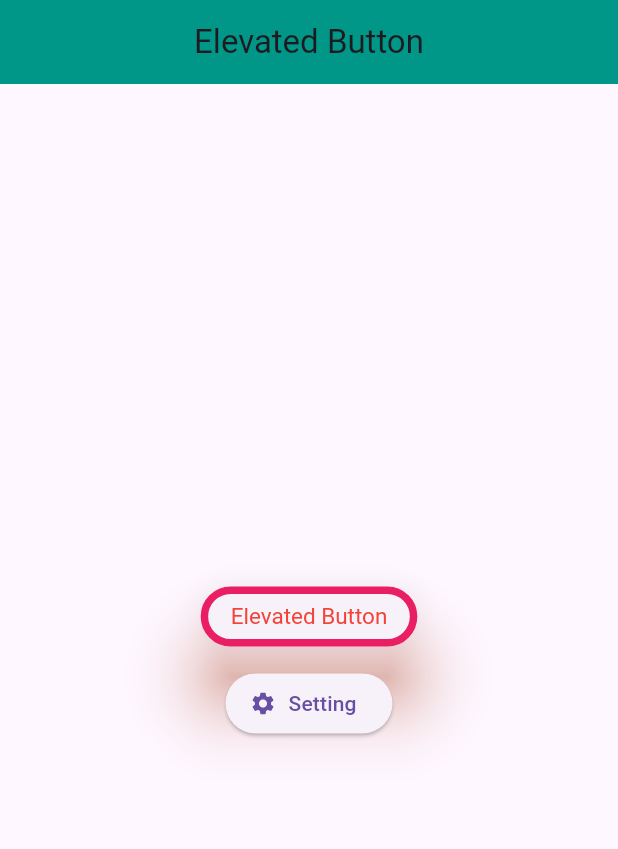
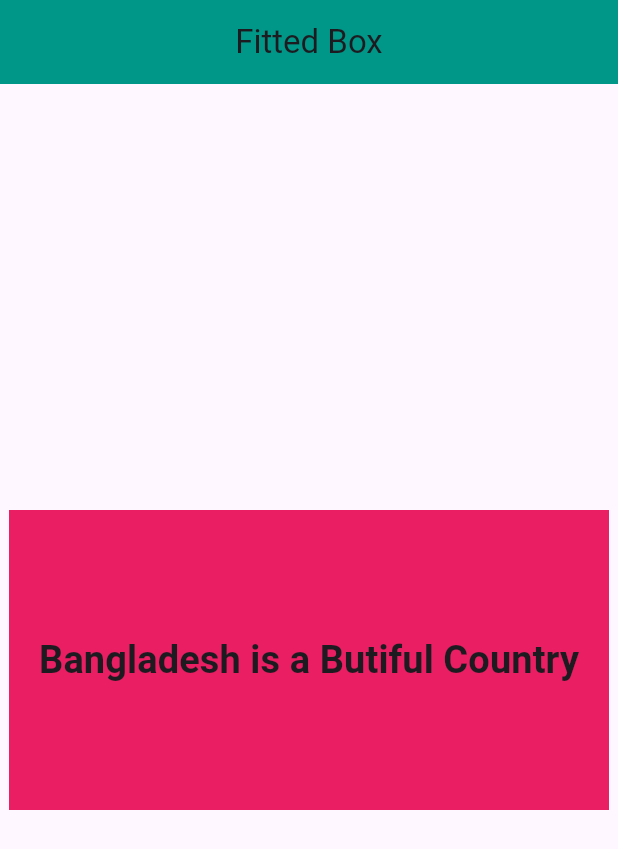
Before and after one commit to shamim2810/flutter_project, a Flutter app: the screen it shows after launch, on a phone screen of 412 x 824 dp. Shown: the top 849 px of the screen. Run offline on Flutter 3.47's test engine with Material 3 defaults, Android fonts, the phone set to English and light mode, and no system bars.

Commit message:
Fitted Box

```diff
--- a/lib/main.dart
+++ b/lib/main.dart
@@ -26,40 +26,26 @@ class HomePage extends StatelessWidget {
 
     return Scaffold(
       appBar: AppBar(
-        title: Text('Elevated Button'),
+        title: Text('Fitted Box'),
         centerTitle: true,
         backgroundColor: Colors.teal,
       ),
 
       body: SafeArea(
           child: Center(
-            child: Column(
-              mainAxisAlignment: MainAxisAlignment.center,
-              children: [
-                ElevatedButton(
-                    onPressed: (){},
-                    child: Text('Elevated Button'),
-                    style: ElevatedButton.styleFrom(
-                      padding: EdgeInsets.symmetric(horizontal: 20, vertical: 10),
-                      textStyle: TextStyle(fontSize: 15),
-                      onPrimary: Colors.red,
-                      elevation: 20,
-                      shadowColor: Colors.deepOrange,
-                      side: BorderSide(
-                        color: Colors.pink,
-                        width: 5,
-                      )
-                    ),
-                ),
-                SizedBox(height: 10,),
-                ElevatedButton.icon(
-                    onPressed: (){},
-                    icon: Icon(Icons.settings),
-                    label: Text('Setting'),
-                )
-              ],
+            child: Container(
+              padding: EdgeInsets.all(20),
+              height: 200,
+              width: 400,
+              color: Colors.pink,
+              child: FittedBox(
+                child: Text("Bangladesh is a Butiful Country",style: TextStyle(
+                  fontSize: 100,
+                  fontWeight: FontWeight.bold,
+                ),),
+              ),
             ),
-          )
+          ),
       ),
     );
   }
```
